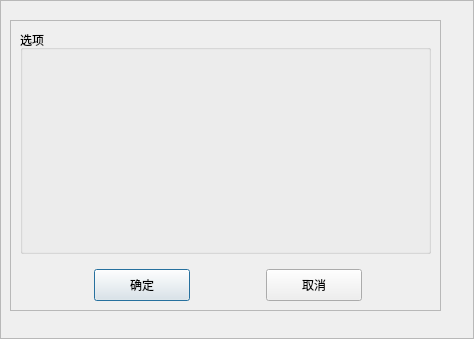
The window that src/Forms/NewAddressForm.ui (to1dev/tengu) describes before a commit, drawn with Qt 5.
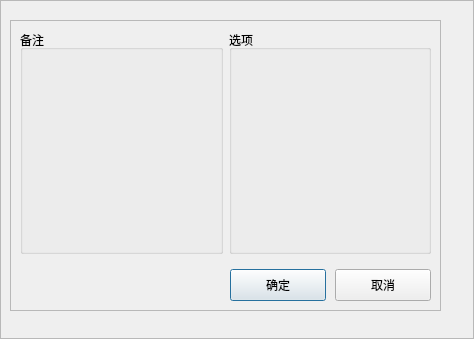
The same window after the commit.

```diff
--- a/src/Forms/NewAddressForm.ui
+++ b/src/Forms/NewAddressForm.ui
@@ -48,6 +48,15 @@
       </property>
       <layout class="QVBoxLayout" name="verticalLayout_2">
        <item>
+        <layout class="QHBoxLayout" name="layoutContent">
+         <item>
+          <widget class="QGroupBox" name="groupBoxDesc">
+           <property name="title">
+            <string>备注</string>
+           </property>
+          </widget>
+         </item>
+         <item>
         <widget class="QGroupBox" name="groupBox">
          <property name="sizePolicy">
           <sizepolicy hsizetype="Preferred" vsizetype="Expanding">
@@ -60,6 +69,8 @@
          </property>
         </widget>
        </item>
+        </layout>
+       </item>
        <item>
         <layout class="QHBoxLayout" name="horizontalLayout">
          <property name="spacing">
@@ -73,6 +84,12 @@
            <property name="orientation">
             <enum>Qt::Horizontal</enum>
            </property>
+           <property name="sizeHint" stdset="0">
+            <size>
+             <width>0</width>
+             <height>0</height>
+            </size>
+           </property>
           </spacer>
          </item>
          <item>
```
Lines whose indentation alone changed are shown as unchanged.
